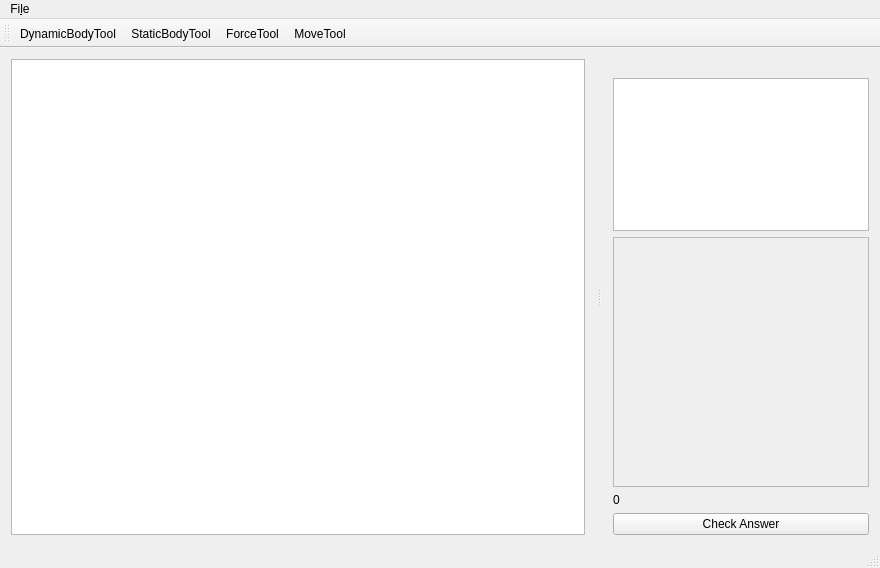
Old version of the form NewtonCore/mainwindow.ui in the repository jarednielson/NewtonEZ.
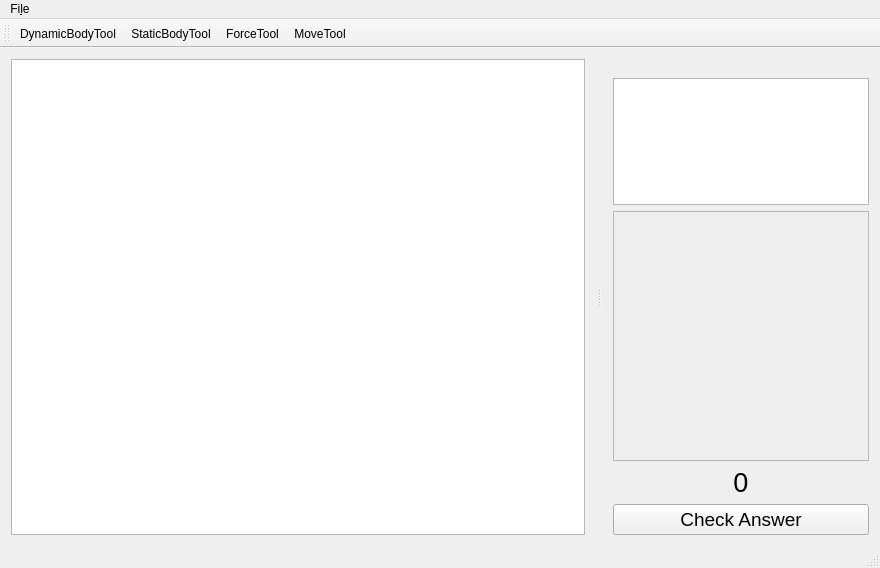
New version of the form. Custom widgets are drawn as their Qt base class.

Commit message: Update styling of the checkAnswer and clock

```diff
--- a/NewtonCore/mainwindow.ui
+++ b/NewtonCore/mainwindow.ui
@@ -196,9 +196,18 @@
        </item>
        <item>
         <widget class="QLabel" name="simClock">
+         <property name="font">
+          <font>
+           <family>Arial</family>
+           <pointsize>20</pointsize>
+          </font>
+         </property>
          <property name="text">
           <string>0</string>
          </property>
+         <property name="alignment">
+          <set>Qt::AlignCenter</set>
+         </property>
         </widget>
        </item>
        <item>
@@ -209,6 +218,12 @@
            <height>16777215</height>
           </size>
          </property>
+         <property name="font">
+          <font>
+           <family>Arial</family>
+           <pointsize>14</pointsize>
+          </font>
+         </property>
          <property name="styleSheet">
           <string notr="true">background-color:&quot;#31363B&quot;</string>
          </property>
```
